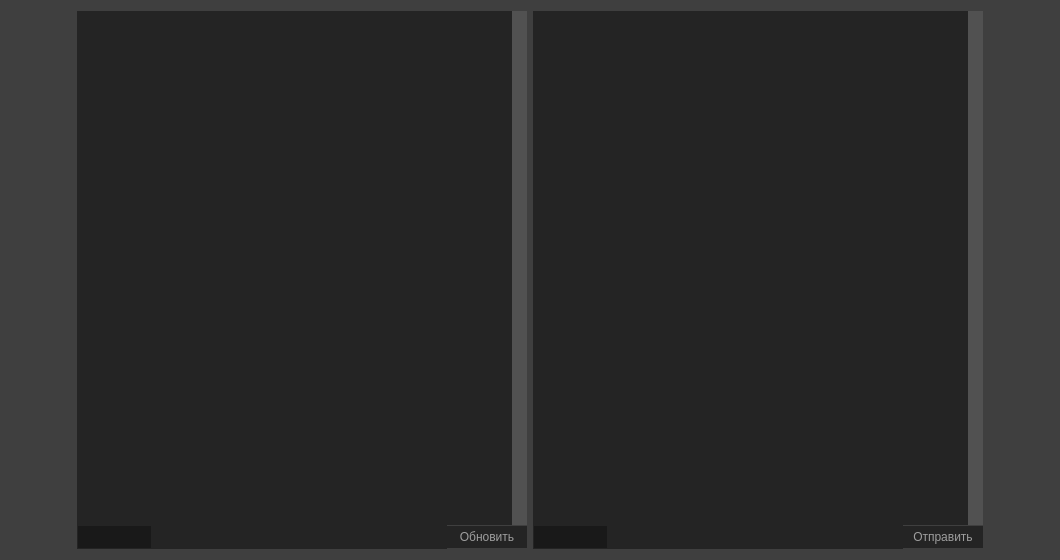
Above: resourses/MainForm.ui from sashgorokhov-heaven/python-9gag-gui-old before the change. Below: the same form after it.
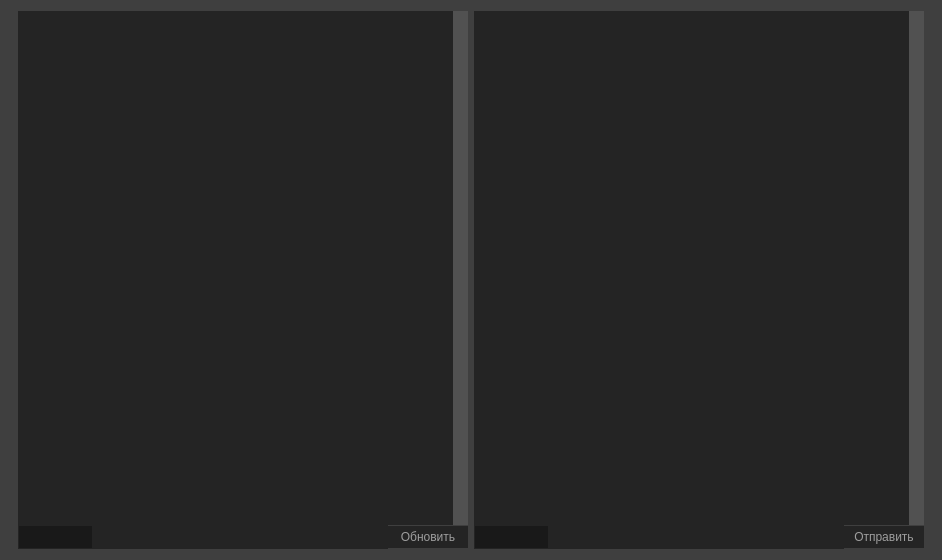
That is the form after the change. Icons and pictures are not drawn.

```diff
--- a/resourses/MainForm.ui
+++ b/resourses/MainForm.ui
@@ -6,7 +6,7 @@
    <rect>
     <x>0</x>
     <y>0</y>
-    <width>1060</width>
+    <width>942</width>
     <height>560</height>
    </rect>
   </property>
```
